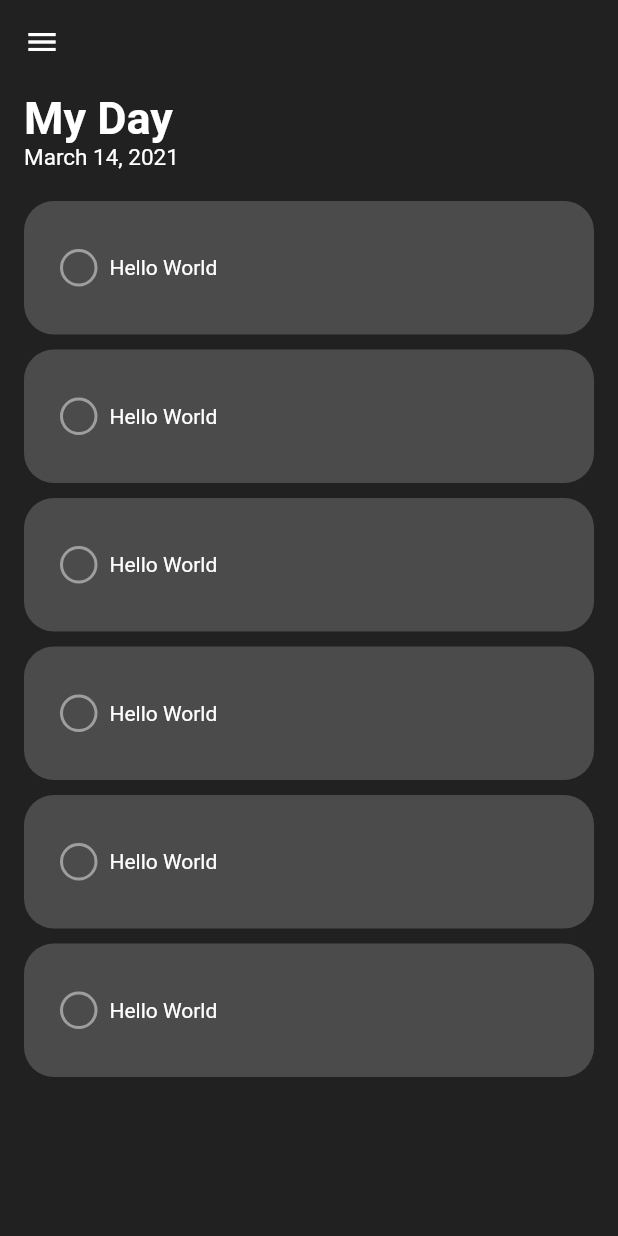
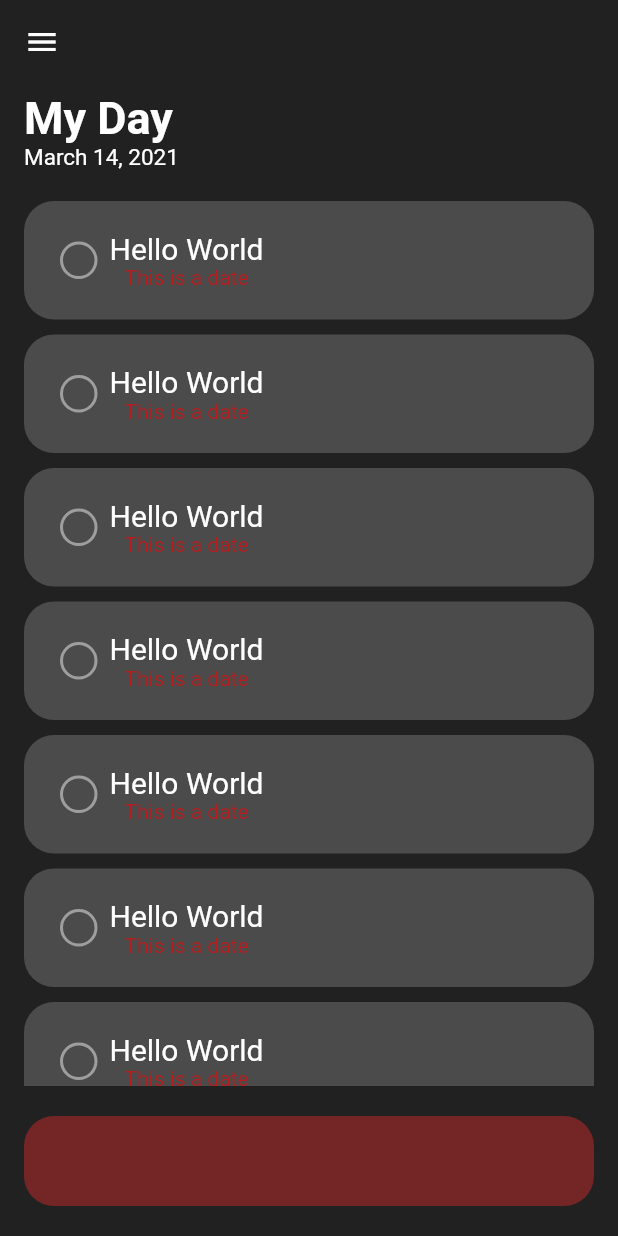
Before and after one commit to georgebjork/app-whitTasks, a Flutter app: the screen it shows after launch, on a phone screen of 412 x 824 dp. Run offline on Flutter 3.47's test engine with Material 2 defaults, Android fonts, the phone set to English and light mode, and no system bars; our stand-ins replace material_design_icons_flutter.

Commit message:
added bottom add task

```diff
--- a/lib/MyDay.dart
+++ b/lib/MyDay.dart
@@ -1,8 +1,7 @@
-import 'package:app_whittasks/Widgets/CheckMarkBox.dart';
+import 'package:app_whittasks/Widgets/AddTask.dart';
 import 'package:flutter/material.dart';
-import 'package:flutter/foundation.dart';
-import 'Classes/Task.dart';
-import 'Widgets/CheckMarkBox.dart';
+
+
 
 import 'Widgets/TaskCardWidget.dart';
 import 'Widgets/MyDayHeader.dart';
@@ -22,7 +21,11 @@ class MyDayState extends State<MyDay> {
     TaskCardWidget(),
     TaskCardWidget(),
     TaskCardWidget(),
-
+    TaskCardWidget(),
+    TaskCardWidget(),
+    TaskCardWidget(),
+    TaskCardWidget(),
+    TaskCardWidget(),
   ];
 
 
@@ -46,7 +49,8 @@ class MyDayState extends State<MyDay> {
                     return tasks[index];
                   }
                 )
-              )
+              ),
+              Container(alignment: Alignment.bottomLeft, child: AddTask()),
             ]),
       ),
 
--- /dev/null
+++ b/lib/Widgets/AddTask.dart
@@ -0,0 +1,28 @@
+import 'package:flutter/cupertino.dart';
+import 'package:flutter/material.dart';
+
+import '../Classes/Task.dart';
+
+
+class AddTask extends StatelessWidget {
+  String taskText = "Hello World";
+  @override
+  Widget build(BuildContext context) {
+    return Container(
+          width: double.infinity, //this makes it take up the whole space in the container
+          padding: EdgeInsets.symmetric(
+          //padding of text in container
+            vertical: 30.0,
+            horizontal: 24.0),
+
+      margin: EdgeInsets.only(
+        top: 20.0,
+        //bottom: 10.0    //Change the distance between two containers
+      ),
+      decoration: BoxDecoration(
+        //Change the color and the rounded edges and add 50% opacity
+        color: Colors.red[800].withOpacity(0.5),
+        borderRadius: BorderRadius.circular(20.0)),
+    );
+  }
+}
--- a/lib/Widgets/TaskCardWidget.dart
+++ b/lib/Widgets/TaskCardWidget.dart
@@ -11,7 +11,7 @@ class TaskCardWidget extends StatelessWidget {
       width: double.infinity, //this makes it take up the whole space in the container
       padding: EdgeInsets.symmetric(
           //padding of text in container
-          vertical: 32.0,
+          vertical: 20.0,
           horizontal: 24.0),
 
       margin: EdgeInsets.only(
@@ -23,7 +23,12 @@ class TaskCardWidget extends StatelessWidget {
         borderRadius: BorderRadius.circular(20.0)),
 
       child: Row(
-        children: [CheckMarkBox(), Text(taskText, style: TextStyle(color: Colors.white,)),]
+        children: [CheckMarkBox(), Column(
+          children: [
+            Text(taskText, style: TextStyle(color: Colors.white, fontSize: 20)),
+            Text("This is a date",style: TextStyle(color: Colors.red[900],)),
+          ],
+        ),]
         ),
     );
   }
```
